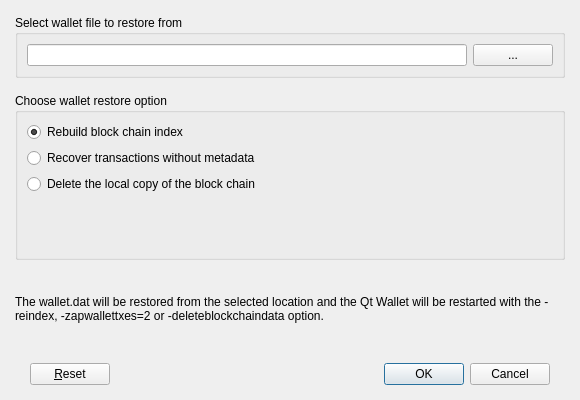
Above: src/qt/forms/restoredialog.ui from qtumproject/qtum before the change. Below: the same form after it.
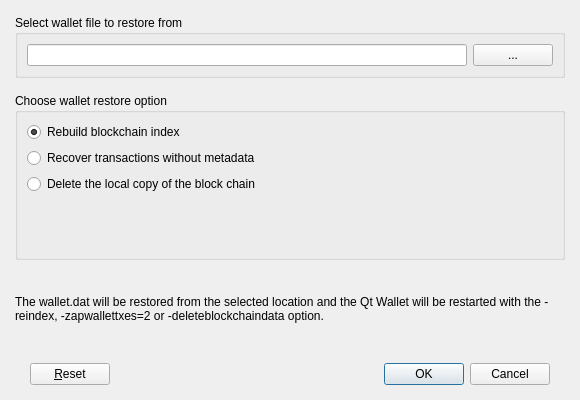
That is the form after the change.

The edit to the form file:
```diff
--- a/src/qt/forms/restoredialog.ui
+++ b/src/qt/forms/restoredialog.ui
@@ -84,7 +84,7 @@
         <item>
          <widget class="QRadioButton" name="rbReindex">
           <property name="text">
-           <string>Rebuild block chain index</string>
+           <string>Rebuild blockchain index</string>
           </property>
           <property name="checked">
            <bool>true</bool>
```
